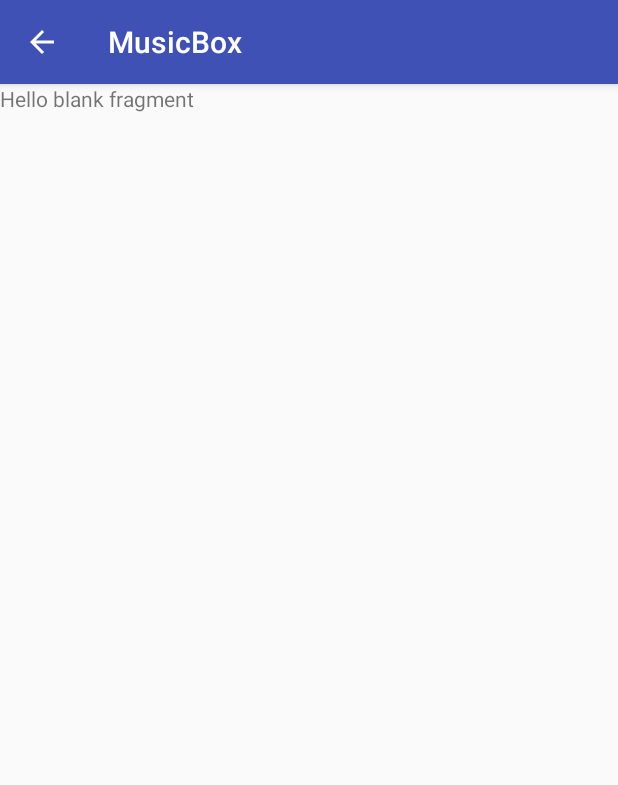
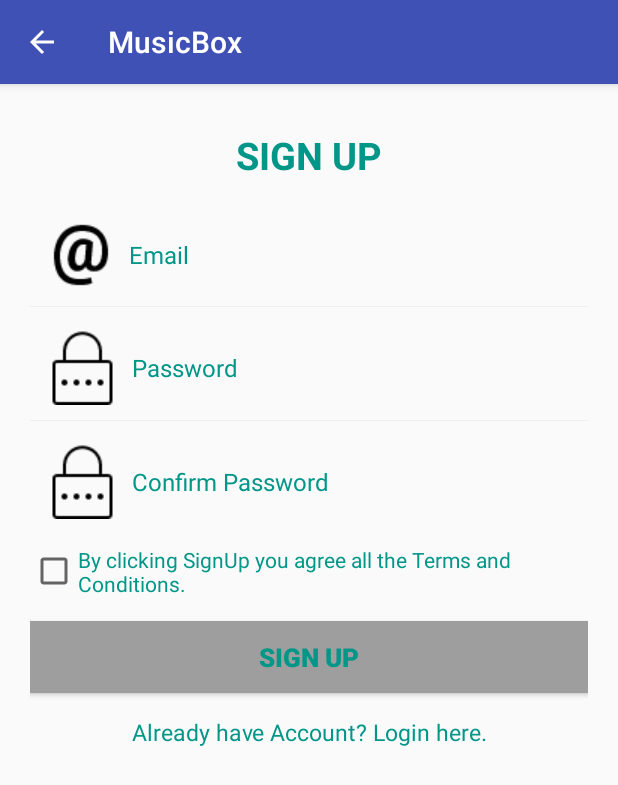
Before and after one commit to Elhen15/music-box, an Android app: the screen it shows after launch (MainActivity), after a tap on "SIGN UP", on a phone screen of 412 x 824 dp. Shown: the top 785 px of the screen. Run offline under Robolectric (Android 15) with nearby library versions, the phone set to English and light mode, and no system bars.

Commit message:
edit the sign up fragment, looking good now

```diff
--- a/app/src/main/res/layout/fragment_add_or_edit.xml
+++ b/app/src/main/res/layout/fragment_add_or_edit.xml
@@ -13,7 +13,7 @@
 
     <ImageView
         android:layout_width="wrap_content"
-        android:layout_height="wrap_content"
+        android:layout_height="100dp"
         android:src="@drawable/blank"
         android:id="@+id/AddEditImage"/>
 
--- a/app/src/main/res/layout/fragment_login.xml
+++ b/app/src/main/res/layout/fragment_login.xml
@@ -9,9 +9,9 @@
         android:layout_width="wrap_content"
         android:layout_height="wrap_content"
         android:layout_gravity="center_horizontal"
-        android:textSize="50dp"
+        android:layout_margin="50dp"
         android:text="MusicBox"
-        android:layout_margin="50dp"/>
+        android:textSize="50dp" />
 
     <EditText
         android:id="@+id/editText_username"
--- a/app/src/main/res/layout/fragment_music_post_details.xml
+++ b/app/src/main/res/layout/fragment_music_post_details.xml
@@ -6,37 +6,33 @@
     android:id="@+id/detail_frag"
     android:background="@color/colorPrimary"
     tools:context="com.finalproject.elhen15.musicbox.fragments.MusicPostDetails">
-    <ImageView
-        android:layout_width="match_parent"
-        android:layout_height="match_parent"
-        android:src="@drawable/blank"
-        android:scaleType="centerCrop"
-        android:visibility="gone"
-        android:adjustViewBounds="true"
-
-        />
     <LinearLayout
         android:layout_width="match_parent"
         android:layout_height="match_parent"
         android:orientation="vertical">
+
         <TextView
             android:id="@+id/details_music_name"
             android:layout_width="wrap_content"
             android:layout_height="wrap_content"
-            android:text="Title"
-            android:textSize="30dp"
+            android:layout_gravity="center_horizontal"
+            android:layout_marginBottom="30dp"
             android:layout_marginTop="30dp"
-            android:layout_marginBottom="30dp"
-            android:layout_gravity="center_horizontal"/>
+            android:text="@string/title"
+            android:textSize="30dp" />
+
         <TextView
+            android:id="@+id/details_music_description"
             android:layout_width="match_parent"
             android:layout_height="wrap_content"
-            android:id="@+id/details_music_description"
-            android:layout_weight="0.1"/>
+            android:layout_weight="0.00"
+            android:text="@string/description" />
+
         <TextView
+            android:id="@+id/details_music_create"
             android:layout_width="wrap_content"
             android:layout_height="wrap_content"
-            android:id="@+id/details_music_create"
-            android:layout_weight="0.005"/>
+            android:layout_weight="0.005"
+            android:text="@string/date_created"/>
     </LinearLayout>
 </LinearLayout>
--- a/app/src/main/res/layout/fragment_sign_up.xml
+++ b/app/src/main/res/layout/fragment_sign_up.xml
@@ -1,13 +1,113 @@
-<FrameLayout xmlns:android="http://schemas.android.com/apk/res/android"
-    xmlns:tools="http://schemas.android.com/tools"
-    android:layout_width="match_parent"
-    android:layout_height="match_parent"
-    tools:context="com.finalproject.elhen15.musicbox.fragments.SignUpFragment">
+<?xml version="1.0" encoding="utf-8"?>
+<LinearLayout xmlns:android="http://schemas.android.com/apk/res/android"
+    android:layout_width="fill_parent"
+    android:layout_height="fill_parent"
+    android:orientation="vertical"
+    android:padding="20dp" >
 
-    <!-- TODO: Update blank fragment layout -->
     <TextView
-        android:layout_width="match_parent"
-        android:layout_height="match_parent"
-        android:text="@string/hello_blank_fragment" />
+        android:layout_width="fill_parent"
+        android:layout_height="wrap_content"
+        android:gravity="center"
+        android:padding="10dp"
+        android:text="@string/signUp"
+        android:textColor="@color/text_color"
+        android:textSize="25sp"
+        android:textStyle="bold" />
 
-</FrameLayout>
+    <EditText
+        android:id="@+id/userEmailId"
+        android:layout_width="fill_parent"
+        android:layout_height="wrap_content"
+        android:layout_marginTop="5dp"
+        android:background="@android:color/transparent"
+        android:drawableLeft="@drawable/email"
+        android:drawablePadding="8dp"
+        android:gravity="center_vertical"
+        android:hint="@string/email"
+        android:inputType="textEmailAddress"
+        android:padding="10dp"
+        android:singleLine="true"
+        android:textColor="@color/text_color"
+        android:textColorHint="@color/text_color"
+        android:textSize="16sp" />
+
+    <View
+        android:layout_width="fill_parent"
+        android:layout_height="1px"
+        android:background="@color/white_greyish" />
+
+    <EditText
+        android:id="@+id/password"
+        android:layout_width="fill_parent"
+        android:layout_height="wrap_content"
+        android:layout_marginTop="5dp"
+        android:background="@android:color/transparent"
+        android:drawableLeft="@drawable/password"
+        android:drawablePadding="8dp"
+        android:gravity="center_vertical"
+        android:hint="@string/passowrd"
+        android:inputType="textPassword"
+        android:padding="10dp"
+        android:singleLine="true"
+        android:textColor="@color/text_color"
+        android:textColorHint="@color/text_color"
+        android:textSize="16sp" />
+
+    <View
+        android:layout_width="fill_parent"
+        android:layout_height="1px"
+        android:background="@color/white_greyish" />
+
+    <EditText
+        android:id="@+id/confirmPassword"
+        android:layout_width="fill_parent"
+        android:layout_height="wrap_content"
+        android:layout_marginTop="5dp"
+        android:background="@android:color/transparent"
+        android:drawableLeft="@drawable/password"
+        android:drawablePadding="8dp"
+        android:gravity="center_vertical"
+        android:hint="@string/confirmPassword"
+        android:inputType="textPassword"
+        android:padding="10dp"
+        android:singleLine="true"
+        android:textColor="@color/text_color"
+        android:textColorHint="@color/text_color"
+        android:textSize="16sp" />
+
+    <CheckBox
+        android:id="@+id/terms_conditions"
+        android:layout_width="wrap_content"
+        android:layout_height="wrap_content"
+        android:layout_marginTop="7dp"
+        android:text="@string/terms_conditions"
+        android:textColor="@color/text_color"
+        android:textSize="14sp"
+        android:shadowColor="@color/text_color"/>
+
+    <Button
+        android:id="@+id/signUpBtn"
+        android:layout_width="fill_parent"
+        android:layout_height="wrap_content"
+        android:layout_marginTop="15dp"
+        android:background="@color/button_selectorcolor"
+        android:padding="3dp"
+        android:text="@string/signUp"
+        android:textColor="@color/text_color"
+        android:textSize="17sp"
+        android:textStyle="bold" />
+
+    <TextView
+        android:id="@+id/already_user"
+        android:layout_width="wrap_content"
+        android:layout_height="wrap_content"
+        android:layout_gravity="center_horizontal"
+        android:layout_marginTop="5dp"
+        android:gravity="center"
+        android:padding="10dp"
+        android:text="@string/already_user"
+        android:textColor="@color/text_color"
+        android:textSize="15sp" />
+
+</LinearLayout>
--- a/app/src/main/res/values/colors.xml
+++ b/app/src/main/res/values/colors.xml
@@ -4,4 +4,10 @@
     <color name="colorPrimaryDark">#303F9F</color>
     <color name="colorAccent">#FF4081</color>
     <color name="colorYellow">#FF83811E</color>
+    <color name="background_color">#009688</color>
+    <color name="text_color">#009688</color>
+    <color name="white">#FFFFFF</color>
+    <color name="black">#000000</color>
+    <color name="white_greyish">#EEEEEE</color>
+    <color name="button_selectorcolor">#9E9E9E</color>
 </resources>
--- a/app/src/main/res/values/strings.xml
+++ b/app/src/main/res/values/strings.xml
@@ -4,4 +4,28 @@
 
     <!-- TODO: Remove or change this placeholder text -->
     <string name="hello_blank_fragment">Hello blank fragment</string>
+
+    <string name="date_created">Date created</string>
+    <string name="description">Description</string>
+    <string name="title">Title</string>
+    <string name="hello_world">Hello world!</string>
+    <string name="action_settings">Settings</string>
+    <string name="email">Email</string>
+    <string name="passowrd">Password</string>
+    <string name="login">LOGIN</string>
+    <string name="show_pwd">Show Password</string>
+    <string name="hide_pwd">Hide Password</string>
+    <string name="forgot">Forgot password?</string>
+    <string name="closebutton">Close Button for Activity</string>
+    <string name="newUser">Not a Member yet? Sign Up here.</string>
+    <string name="fullName">Full Name</string>
+    <string name="mobileNumber">Mobile Number</string>
+    <string name="location">Location</string>
+    <string name="confirmPassword">Confirm Password</string>
+    <string name="terms_conditions">By clicking SignUp you agree all the Terms and Conditions.</string>
+    <string name="signUp">SIGN UP</string>
+    <string name="already_user">Already have Account? Login here.</string>
+    <string name="registered_emailid">Please enter your Registered Email Id below:</string>
+    <string name="submit">SUBMIT</string>
+    <string name="back">BACK</string>
 </resources>
```
Also changed, not shown: app/src/main/res/drawable/email.png (added), app/src/main/res/drawable/password.png (added), app/src/main/res/drawable/user.png (added).
